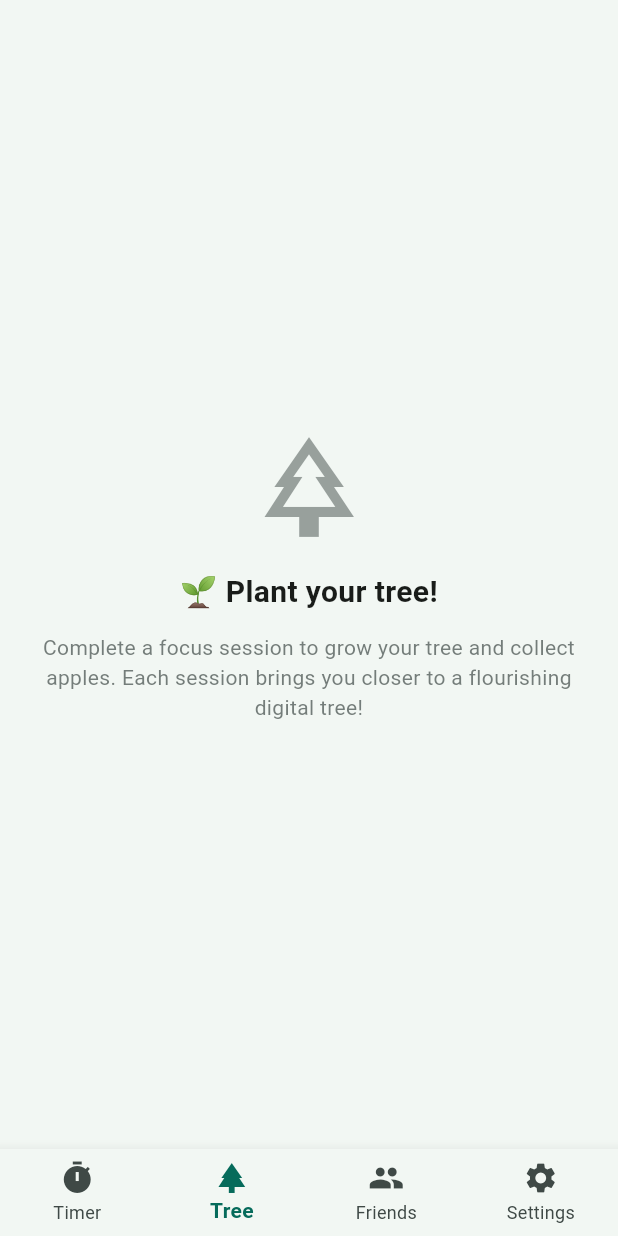
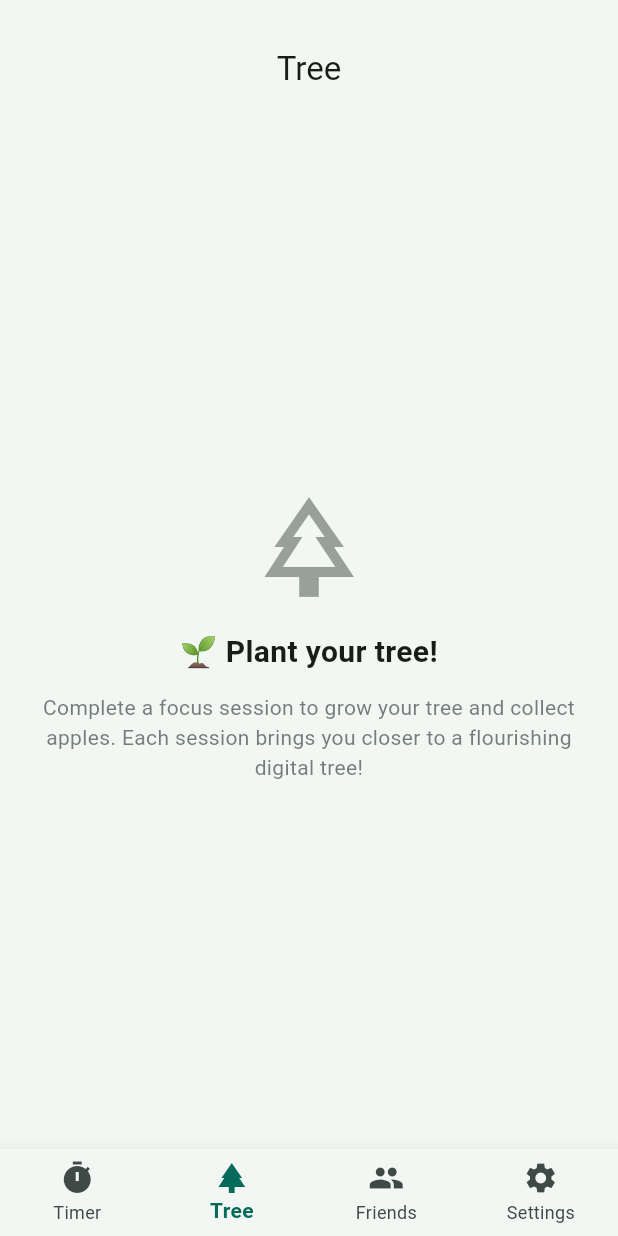
Before and after one commit to Juliangames/phone_away, a Flutter app: the TreePage screen opened by its route, on a phone screen of 412 x 824 dp. Run offline on Flutter 3.47's test engine with Material 3 defaults, Android fonts, the phone set to English and light mode, and no system bars; our stand-ins replace app_links, cached_network_image, firebase_auth, firebase_core, firebase_database, firebase_storage and 7 more; accounts and stored records are empty; network calls fail.

Commit message:
unified page titles

```diff
--- a/lib/screens/settings/settings_page.dart
+++ b/lib/screens/settings/settings_page.dart
@@ -222,7 +222,6 @@ class _SettingsPageState extends State<SettingsPage> {
           padding: EdgeInsets.only(top: AppDimensions.appBarTopPadding),
           child: Text(
             SettingsConstants.pageTitle,
-            style: TextStyle(fontWeight: AppTypography.boldWeight),
           ),
         ),
       ),
--- a/lib/screens/tree/tree_constants.dart
+++ b/lib/screens/tree/tree_constants.dart
@@ -4,4 +4,6 @@ class TreeConstants {
 
   // Error messages
   static const String unknownErrorMessage = 'Unknown error';
+
+  static const String pageTitle = 'Tree';
 }
--- a/lib/screens/tree/tree_page.dart
+++ b/lib/screens/tree/tree_page.dart
@@ -1,6 +1,7 @@
 import 'package:flutter/material.dart';
 import 'package:phone_away/screens/tree/tree_model.dart';
 
+import '../../theme/app_constants.dart';
 import '../../widgets/tree/apple_tree.dart';
 import '../../widgets/empty_state/empty_state_widget.dart';
 import '../../core/services/network_service.dart';
@@ -67,13 +68,23 @@ class _TreePageState extends State<TreePage> {
   @override
   Widget build(BuildContext context) {
     return Scaffold(
+      appBar: AppBar(
+        toolbarHeight: AppDimensions.appBarHeight,
+        backgroundColor: Theme.of(context).scaffoldBackgroundColor,
+        centerTitle: true,
+        elevation: 0,
+        title: const Padding(
+          padding: EdgeInsets.only(top: AppDimensions.appBarTopPadding),
+          child: Text(TreeConstants.pageTitle), // Oder TreeConstants.pageTitle
+        ),
+      ),
       body: Center(
-        child:
-            isLoading
+        child: isLoading
             ? const CircularProgressIndicator()
             : hasError
                 ? EmptyStateWidget.fromError(
-                  error: error ?? Exception(TreeConstants.unknownErrorMessage),
+                    error:
+                        error ?? Exception(TreeConstants.unknownErrorMessage),
                     onRetry: _loadApples,
                   )
                 : widget.model.apples == 0 && widget.model.rottenApples == 0
--- a/lib/theme/app_constants.dart
+++ b/lib/theme/app_constants.dart
@@ -17,7 +17,7 @@ class AppDimensions {
 
   // AppBar
   static const double appBarHeight = 80.0;
-  static const double appBarTopPadding = 16.0;
+  static const double appBarTopPadding = 12.0;
 
   // Buttons
   static const double buttonVerticalPadding = 16.0;
```
Also changed, not shown: lib/screens/timer/timer_page.dart (+7 -1 lines). Lines whose indentation alone changed are shown as unchanged.
